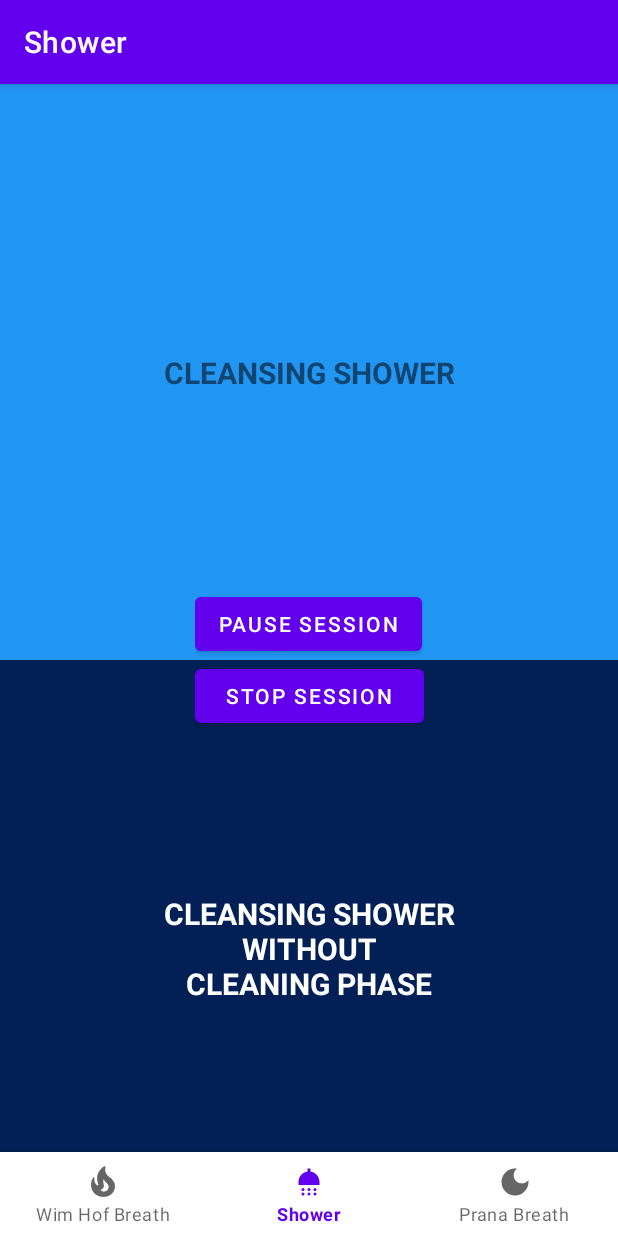
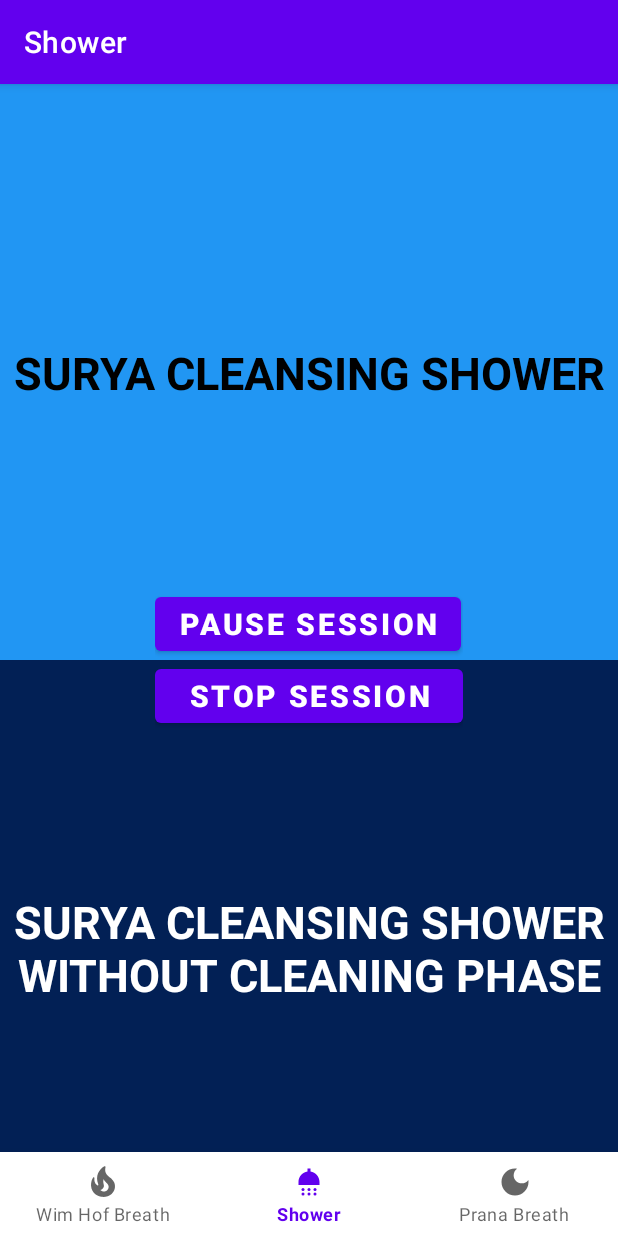
Before and after one commit to aldo-manco/surrender-meditation-android, an Android app: the YogaFragment screen opened through its navigation route, on a phone screen of 412 x 824 dp. Run offline under Robolectric (Android 15) with nearby library versions, the phone set to English and light mode, and no system bars; our stand-ins replace navigation-ui.

Commit message:
reminder_cleaning_phase_ui_improved

```diff
--- a/app/src/main/java/org/aldomanco/wimhofmethod/ui/yoga_section/YogaFragment.java
+++ b/app/src/main/java/org/aldomanco/wimhofmethod/ui/yoga_section/YogaFragment.java
@@ -31,12 +31,15 @@ import org.aldomanco.wimhofmethod.ui.wim_hof_breath_section.WimHofBreathViewMode
 
 import static android.content.Context.BIND_AUTO_CREATE;
 
+import java.util.Calendar;
+
 public class YogaFragment extends Fragment implements View.OnClickListener {
 
     private YogaViewModel yogaViewModel;
     private FragmentYogaSectionBinding binding;
 
-    private TextView textView;
+    private TextView textShower;
+    private TextView textShowerWithoutCleaningPhase;
 
     private ImageView playShortSession;
     private ImageView playLongSession;
@@ -65,11 +68,35 @@ public class YogaFragment extends Fragment implements View.OnClickListener {
         firstServiceBounded = false;
         secondServiceBounded = false;
 
+        binding = FragmentYogaSectionBinding.inflate(inflater, container, false);
+        View root = binding.getRoot();
+
+        textShower = root.findViewById(R.id.textRecoveryYogaShort);
+        textShowerWithoutCleaningPhase = root.findViewById(R.id.textRecoveryYogaLong);
+
+        Calendar calendar = Calendar.getInstance();
+        int dayOfWeek = calendar.get(Calendar.DAY_OF_WEEK);
+        int currentHour = calendar.get(Calendar.HOUR_OF_DAY);
+
+        // Set the text according to the current hour and day of the week
+        if (currentHour >= 4 && currentHour < 13) {
+            textShower.setText("SURYA CLEANSING SHOWER");
+            textShowerWithoutCleaningPhase.setText("SURYA CLEANSING SHOWER\nWITHOUT CLEANING PHASE");
+        } else if (currentHour >= 19 || currentHour < 4) {
+            textShowerWithoutCleaningPhase.setText("CHANDRA CLEANSING SHOWER\nWITHOUT CLEANING PHASE");
+            if (dayOfWeek == Calendar.SUNDAY) {
+                textShower.setText("SHAVE BEARD\n\nCHANDRA CLEANSING SHOWER\n\nWASH HAIR\nDEFINE CURLS");
+            } else if (dayOfWeek == Calendar.TUESDAY || dayOfWeek == Calendar.THURSDAY) {
+                textShower.setText("CHANDRA CLEANSING SHOWER\n\nWASH HAIR");
+            } else {
+                textShower.setText("CHANDRA CLEANSING SHOWER");
+            }
+        } else {
+            textShower.setText("CLEANSING SHOWER");
+        }
+
         yogaViewModel =
                 new ViewModelProvider(this).get(YogaViewModel.class);
-
-        binding = FragmentYogaSectionBinding.inflate(inflater, container, false);
-        View root = binding.getRoot();
 
         final TextView textView = binding.textDashboard;
         buttonStopRound = binding.buttonStopYoga;
--- a/app/src/main/res/layout/fragment_prana_breath_section.xml
+++ b/app/src/main/res/layout/fragment_prana_breath_section.xml
@@ -76,36 +76,42 @@
             android:id="@+id/button5minutes"
             android:layout_width="wrap_content"
             android:layout_height="wrap_content"
+            android:textStyle="bold"
             android:text="05 Minutes" />
 
         <Button
             android:id="@+id/button10minutes"
             android:layout_width="wrap_content"
             android:layout_height="wrap_content"
+            android:textStyle="bold"
             android:text="10 Minutes" />
 
         <Button
             android:id="@+id/button15minutes"
             android:layout_width="wrap_content"
             android:layout_height="wrap_content"
+            android:textStyle="bold"
             android:text="15 Minutes" />
 
         <Button
             android:id="@+id/button20minutes"
             android:layout_width="wrap_content"
             android:layout_height="wrap_content"
+            android:textStyle="bold"
             android:text="20 Minutes"/>
 
         <Button
             android:id="@+id/button30minutes"
             android:layout_width="wrap_content"
             android:layout_height="wrap_content"
+            android:textStyle="bold"
             android:text="30 Minutes"/>
 
         <Button
             android:id="@+id/button40minutes"
             android:layout_width="wrap_content"
             android:layout_height="wrap_content"
+            android:textStyle="bold"
             android:text="40 Minutes"/>
 
     </GridLayout>
--- a/app/src/main/res/layout/fragment_wim_hof_breath_section.xml
+++ b/app/src/main/res/layout/fragment_wim_hof_breath_section.xml
@@ -29,6 +29,8 @@
         android:layout_height="wrap_content"
         android:layout_marginBottom="12dp"
         android:text="PAUSE ROUND"
+        android:textSize="20sp"
+        android:textStyle="bold"
         app:layout_constraintBottom_toTopOf="@id/buttonStopRound"
         app:layout_constraintEnd_toEndOf="parent"
         app:layout_constraintStart_toStartOf="parent" />
@@ -39,6 +41,8 @@
         android:layout_height="wrap_content"
         android:layout_marginBottom="80dp"
         android:text="STOP ROUND"
+        android:textSize="20sp"
+        android:textStyle="bold"
         app:layout_constraintBottom_toBottomOf="parent"
         app:layout_constraintEnd_toEndOf="parent"
         app:layout_constraintStart_toStartOf="parent" />
--- a/app/src/main/res/layout/fragment_yoga_section.xml
+++ b/app/src/main/res/layout/fragment_yoga_section.xml
@@ -27,8 +27,10 @@
         android:layout_width="wrap_content"
         android:layout_height="wrap_content"
         android:text="CLEANSING SHOWER"
-        android:textSize="20sp"
+        android:textSize="30sp"
         android:textStyle="bold"
+        android:gravity="center"
+        android:textColor="@color/black"
         app:layout_constraintBottom_toBottomOf="@+id/playShortSession"
         app:layout_constraintEnd_toEndOf="@+id/playShortSession"
         app:layout_constraintStart_toStartOf="@+id/playShortSession"
@@ -38,10 +40,10 @@
         android:id="@+id/textRecoveryYogaLong"
         android:layout_width="wrap_content"
         android:layout_height="wrap_content"
-        android:text="CLEANSING SHOWER\nWITHOUT\nCLEANING PHASE"
+        android:text="CLEANSING SHOWER\nWITHOUT CLEANING PHASE"
         android:textColor="@color/white"
         android:gravity="center"
-        android:textSize="20sp"
+        android:textSize="30sp"
         android:textStyle="bold"
         app:layout_constraintBottom_toBottomOf="@+id/playLongSession"
         app:layout_constraintEnd_toEndOf="@+id/playLongSession"
@@ -61,12 +63,16 @@
             android:id="@+id/buttonPauseYoga"
             android:layout_width="wrap_content"
             android:layout_height="wrap_content"
+            android:textStyle="bold"
+            android:textSize="20sp"
             android:text="PAUSE SESSION" />
 
         <Button
             android:id="@+id/buttonStopYoga"
             android:layout_width="wrap_content"
             android:layout_height="wrap_content"
+            android:textStyle="bold"
+            android:textSize="20sp"
             android:text=" STOP SESSION " />
 
     </LinearLayout>
```
